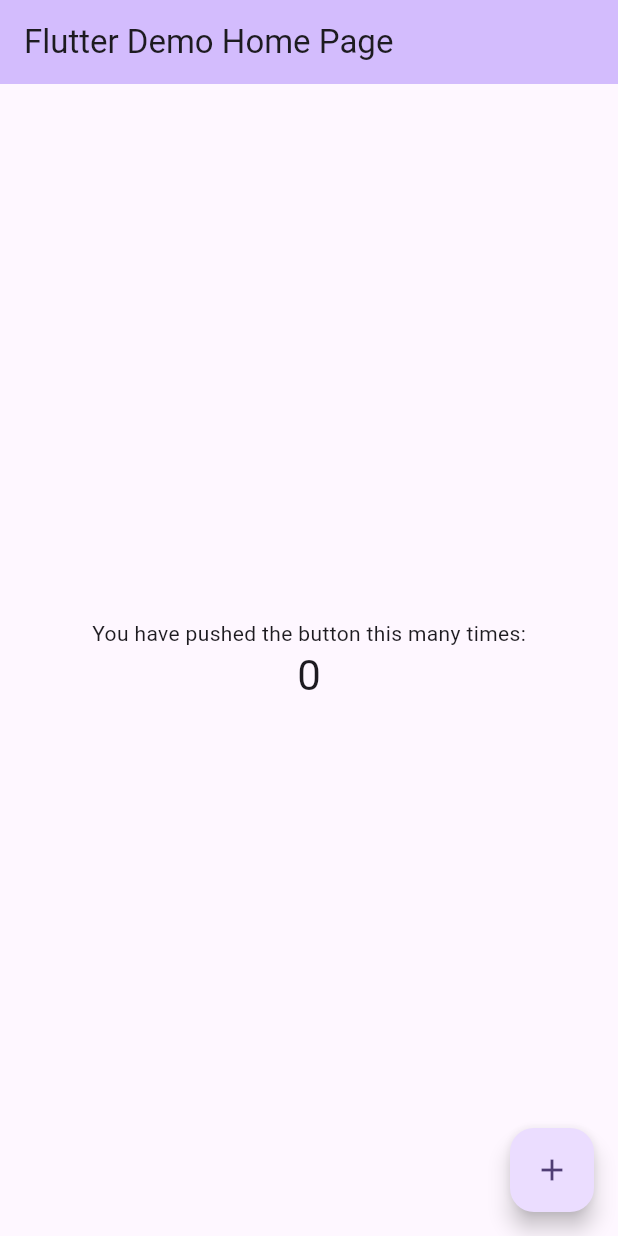
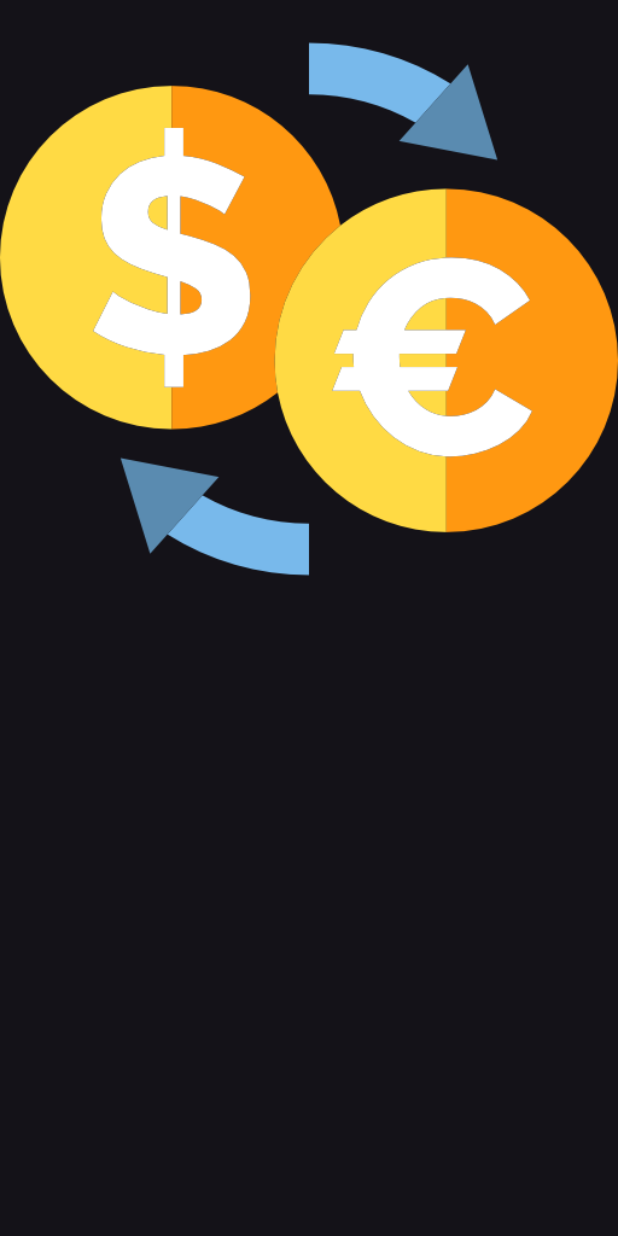
Before and after one commit to vrunobinicius/DEV-MOBILE-CONVERSOR-DE-MOEDAS, a Flutter app: the screen it shows after launch, on a phone screen of 412 x 824 dp. Run offline on Flutter 3.47's test engine with Material 3 defaults, Android fonts, the phone set to English and light mode, and no system bars.

Commit message:
Model & View Development
Desenvolvido a camada de Model e iniciado a camada de View da arquitetura MVC para o app de conversor de moedas.

```diff
--- /dev/null
+++ b/lib/app/views/home_view.dart
@@ -0,0 +1,14 @@
+import 'package:flutter/material.dart';
+
+class HomeView extends StatelessWidget {
+  const HomeView({super.key});
+
+  @override
+  Widget build(BuildContext context) {
+    return Scaffold(
+      body: Column(
+        children: [Image.asset('assets/logo.png')],
+      ),
+    );
+  }
+}
--- a/lib/main.dart
+++ b/lib/main.dart
@@ -1,125 +1,18 @@
+import 'package:conversor_de_moedas/app/views/home_view.dart';
 import 'package:flutter/material.dart';
 
-void main() {
-  runApp(const MyApp());
+void main(List<String> args) {
+  runApp(AppWidget());
 }
 
-class MyApp extends StatelessWidget {
-  const MyApp({super.key});
+class AppWidget extends StatelessWidget {
+  const AppWidget({super.key});
 
-  // This widget is the root of your application.
   @override
   Widget build(BuildContext context) {
     return MaterialApp(
-      title: 'Flutter Demo',
-      theme: ThemeData(
-        // This is the theme of your application.
-        //
-        // TRY THIS: Try running your application with "flutter run". You'll see
-        // the application has a purple toolbar. Then, without quitting the app,
-        // try changing the seedColor in the colorScheme below to Colors.green
-        // and then invoke "hot reload" (save your changes or press the "hot
-        // reload" button in a Flutter-supported IDE, or press "r" if you used
-        // the command line to start the app).
-        //
-        // Notice that the counter didn't reset back to zero; the application
-        // state is not lost during the reload. To reset the state, use hot
-        // restart instead.
-        //
-        // This works for code too, not just values: Most code changes can be
-        // tested with just a hot reload.
-        colorScheme: ColorScheme.fromSeed(seedColor: Colors.deepPurple),
-        useMaterial3: true,
-      ),
-      home: const MyHomePage(title: 'Flutter Demo Home Page'),
+      theme: ThemeData.dark(),
+      home: HomeView(),
     );
   }
 }
-
-class MyHomePage extends StatefulWidget {
-  const MyHomePage({super.key, required this.title});
-
-  // This widget is the home page of your application. It is stateful, meaning
-  // that it has a State object (defined below) that contains fields that affect
-  // how it looks.
-
-  // This class is the configuration for the state. It holds the values (in this
-  // case the title) provided by the parent (in this case the App widget) and
-  // used by the build method of the State. Fields in a Widget subclass are
-  // always marked "final".
-
-  final String title;
-
-  @override
-  State<MyHomePage> createState() => _MyHomePageState();
-}
-
-class _MyHomePageState extends State<MyHomePage> {
-  int _counter = 0;
-
-  void _incrementCounter() {
-    setState(() {
-      // This call to setState tells the Flutter framework that something has
-      // changed in this State, which causes it to rerun the build method below
-      // so that the display can reflect the updated values. If we changed
-      // _counter without calling setState(), then the build method would not be
-      // called again, and so nothing would appear to happen.
-      _counter++;
-    });
-  }
-
-  @override
-  Widget build(BuildContext context) {
-    // This method is rerun every time setState is called, for instance as done
-    // by the _incrementCounter method above.
-    //
-    // The Flutter framework has been optimized to make rerunning build methods
-    // fast, so that you can just rebuild anything that needs updating rather
-    // than having to individually change instances of widgets.
-    return Scaffold(
-      appBar: AppBar(
-        // TRY THIS: Try changing the color here to a specific color (to
-        // Colors.amber, perhaps?) and trigger a hot reload to see the AppBar
-        // change color while the other colors stay the same.
-        backgroundColor: Theme.of(context).colorScheme.inversePrimary,
-        // Here we take the value from the MyHomePage object that was created by
-        // the App.build method, and use it to set our appbar title.
-        title: Text(widget.title),
-      ),
-      body: Center(
-        // Center is a layout widget. It takes a single child and positions it
-        // in the middle of the parent.
-        child: Column(
-          // Column is also a layout widget. It takes a list of children and
-          // arranges them vertically. By default, it sizes itself to fit its
-          // children horizontally, and tries to be as tall as its parent.
-          //
-          // Column has various properties to control how it sizes itself and
-          // how it positions its children. Here we use mainAxisAlignment to
-          // center the children vertically; the main axis here is the vertical
-          // axis because Columns are vertical (the cross axis would be
-          // horizontal).
-          //
-          // TRY THIS: Invoke "debug painting" (choose the "Toggle Debug Paint"
-          // action in the IDE, or press "p" in the console), to see the
-          // wireframe for each widget.
-          mainAxisAlignment: MainAxisAlignment.center,
-          children: <Widget>[
-            const Text(
-              'You have pushed the button this many times:',
-            ),
-            Text(
-              '$_counter',
-              style: Theme.of(context).textTheme.headlineMedium,
-            ),
-          ],
-        ),
-      ),
-      floatingActionButton: FloatingActionButton(
-        onPressed: _incrementCounter,
-        tooltip: 'Increment',
-        child: const Icon(Icons.add),
-      ), // This trailing comma makes auto-formatting nicer for build methods.
-    );
-  }
-}
--- a/pubspec.yaml
+++ b/pubspec.yaml
@@ -59,7 +59,8 @@ flutter:
   uses-material-design: true
 
   # To add assets to your application, add an assets section, like this:
-  # assets:
+  assets:
+    - assets/logo.png
   #   - images/a_dot_burr.jpeg
   #   - images/a_dot_ham.jpeg
 
```
Also changed, not shown: lib/app/models/currency_model.dart (added, +26 -0 lines), assets/logo.png (added), 1 other file.
